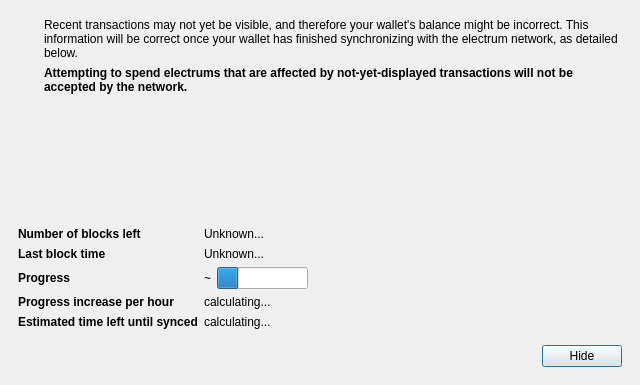
Ankh-Trust/electrum-core, file src/qt/forms/modaloverlay.ui: the form before one commit.
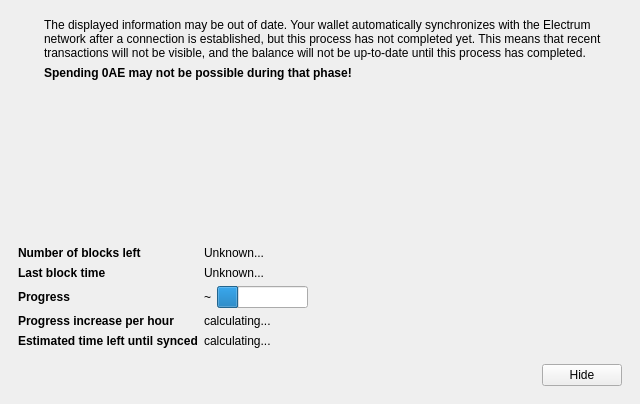
The form after the commit. Custom widgets are drawn as their Qt base class.

The edit to the form file:
```diff
--- a/src/qt/forms/modaloverlay.ui
+++ b/src/qt/forms/modaloverlay.ui
@@ -7,7 +7,7 @@
     <x>0</x>
     <y>0</y>
     <width>640</width>
-    <height>385</height>
+    <height>404</height>
    </rect>
   </property>
   <property name="windowTitle">
@@ -66,7 +66,7 @@
              <item>
               <widget class="QLabel" name="infoText">
                <property name="text">
-                <string>Recent transactions may not yet be visible, and therefore your wallet's balance might be incorrect. This information will be correct once your wallet has finished synchronizing with the electrum network, as detailed below.</string>
+                <string>The displayed information may be out of date. Your wallet automatically synchronizes with the Electrum network after a connection is established, but this process has not completed yet. This means that recent transactions will not be visible, and the balance will not be up-to-date until this process has completed.</string>
                </property>
                <property name="textFormat">
                 <enum>Qt::RichText</enum>
@@ -85,7 +85,7 @@
                 </font>
                </property>
                <property name="text">
-                <string>Attempting to spend electrums that are affected by not-yet-displayed transactions will not be accepted by the network.</string>
+                <string>Spending 0AE may not be possible during that phase!</string>
                </property>
                <property name="textFormat">
                 <enum>Qt::RichText</enum>
@@ -287,12 +287,6 @@
              <property name="text">
               <string>Hide</string>
              </property>
-             <property name="focusPolicy">
-              <enum>Qt::StrongFocus</enum>
-             </property>
-             <property name="default">
-              <bool>true</bool>
-             </property>
             </widget>
            </item>
           </layout>
```
